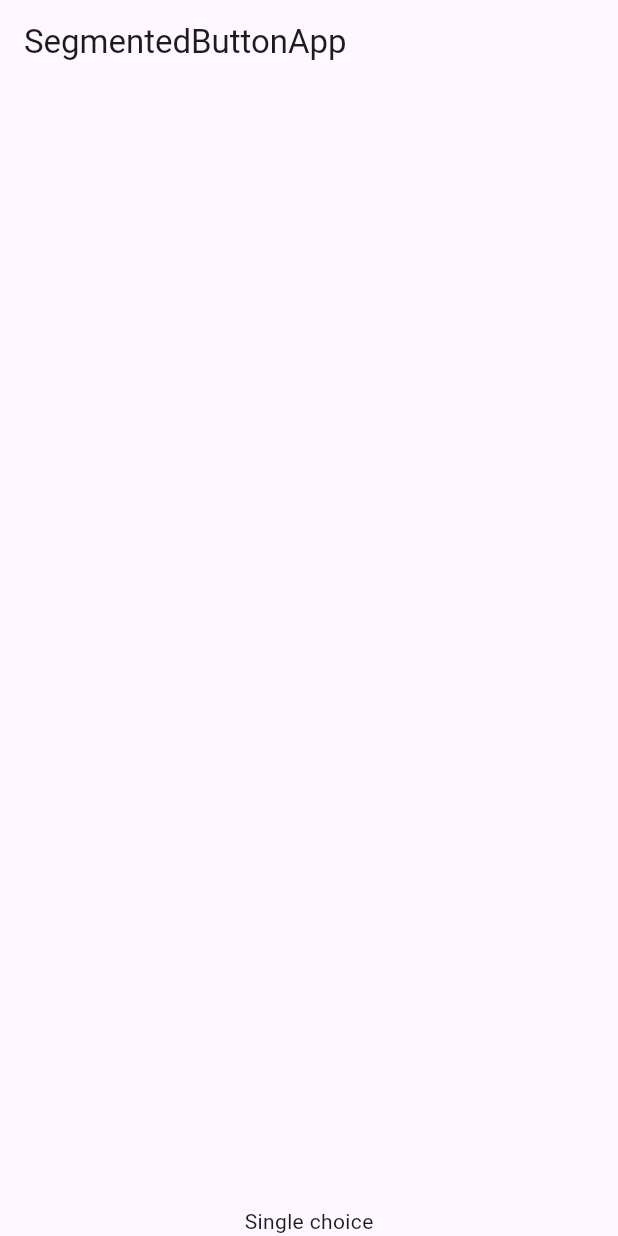
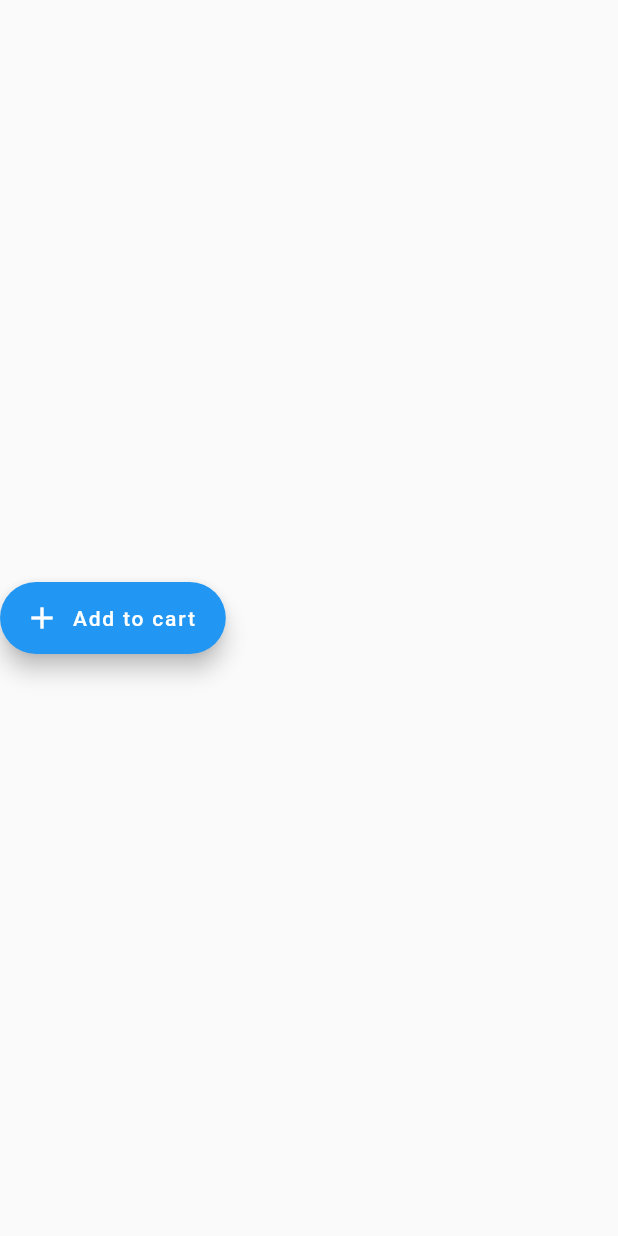
Before and after one commit to Khammunh/fast, a Flutter app: the screen it shows after launch, on a phone screen of 412 x 824 dp. Run offline on Flutter 3.47's test engine with Material 2 defaults, Android fonts, the light colour scheme and no system bars.

Commit message:
Badge package

```diff
--- a/lib/main.dart
+++ b/lib/main.dart
@@ -2,33 +2,52 @@ import 'package:flutter/material.dart';
 
 void main() {
   runApp(
-    const SegmentedButtonApp(),
+    const MyApp(),
   );
 }
 
-class SegmentedButtonApp extends StatelessWidget {
-  const SegmentedButtonApp({super.key});
+class MyApp extends StatelessWidget {
+  const MyApp({super.key});
 
   @override
   Widget build(BuildContext context) {
     return MaterialApp(
-      theme: ThemeData(
-        useMaterial3: true
-      ),
-      home: Scaffold(
-        appBar: AppBar(
-          title: const Text('SegmentedButtonApp'),
-        ),
-        body: Center(
-          child: Column(
-            mainAxisAlignment: MainAxisAlignment.center,
-            children: [
-              Spacer(),
-              Text('Single choice')
-            ],
-          ),
-        ),
+      debugShowCheckedModeBanner: false,
+      theme: ThemeData(primaryColor: Colors.blue),
+      home: const HomeScreen(),
+    );
+  }
+}
+
+class HomeScreen extends StatefulWidget {
+  const HomeScreen({super.key});
+
+  @override
+  State<HomeScreen> createState() => _HomeScreenState();
+}
+
+class _HomeScreenState extends State<HomeScreen> {
+  int _cartItemsNo = 0;
+  @override
+  Widget build(BuildContext context) {
+    return Scaffold(
+      // bottomNavigationBar: _bottomNavigationBar(),
+      body: Column(
+        mainAxisAlignment: MainAxisAlignment.center,
+        children: [_addRemoveCartButtons()],
       ),
     );
   }
 }
+
+// Widget _bottomNavigationBar() {
+//   BottomNavigationBar(items: )
+// }
+
+Widget _addRemoveCartButtons() {
+ return FloatingActionButton.extended(
+    onPressed: () {},
+    label: const Text('Add to cart'),
+    icon: const Icon(Icons.add),
+  );
+}
--- a/pubspec.yaml
+++ b/pubspec.yaml
@@ -40,6 +40,7 @@ dependencies:
   transparent_image: ^2.0.1
   video_player: ^2.7.2
   go_router: ^11.1.2
+  badges: ^3.1.2
 
 dev_dependencies:
   flutter_test:
```
Also changed, not shown: pubspec.lock.
